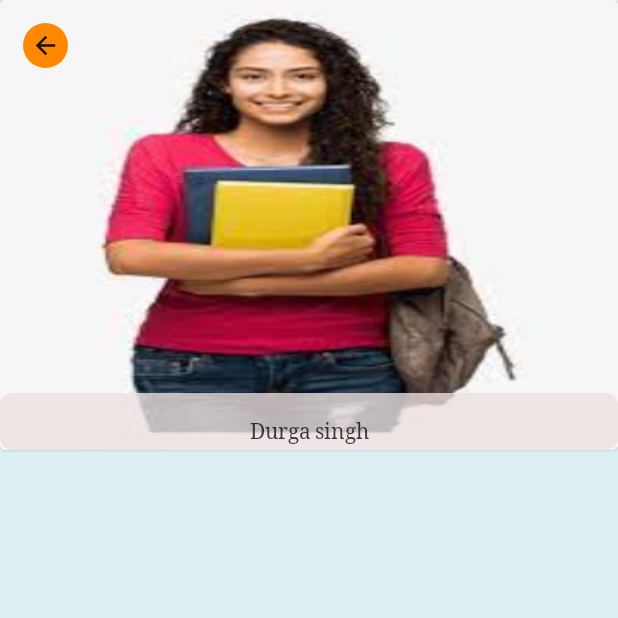
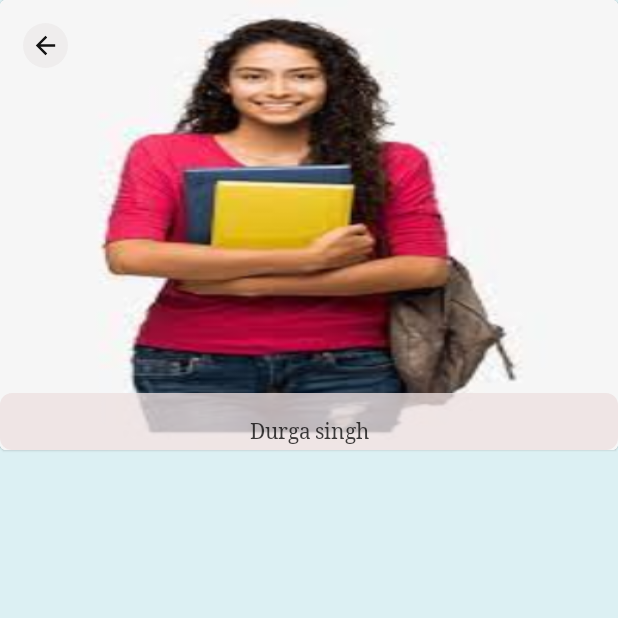
Before and after one commit to durgabkj/Astroget, an Android app: the AstrologerProfileActivity screen opened directly, with no data from a screen before it, on a phone screen of 412 x 824 dp, the top half of it. Run offline under Robolectric (Android 15) with nearby library versions, the phone set to English and light mode, and no system bars.

Commit message:
icon save

```diff
--- a/app/src/main/res/drawable/icon_bg.xml
+++ b/app/src/main/res/drawable/icon_bg.xml
@@ -1,5 +1,5 @@
 <?xml version="1.0" encoding="utf-8"?>
 <shape android:shape="oval"
     xmlns:android="http://schemas.android.com/apk/res/android">
-    <solid android:color="@android:color/holo_orange_dark" />
+    <solid android:color="#CCEEECEB" />
 </shape>
```
